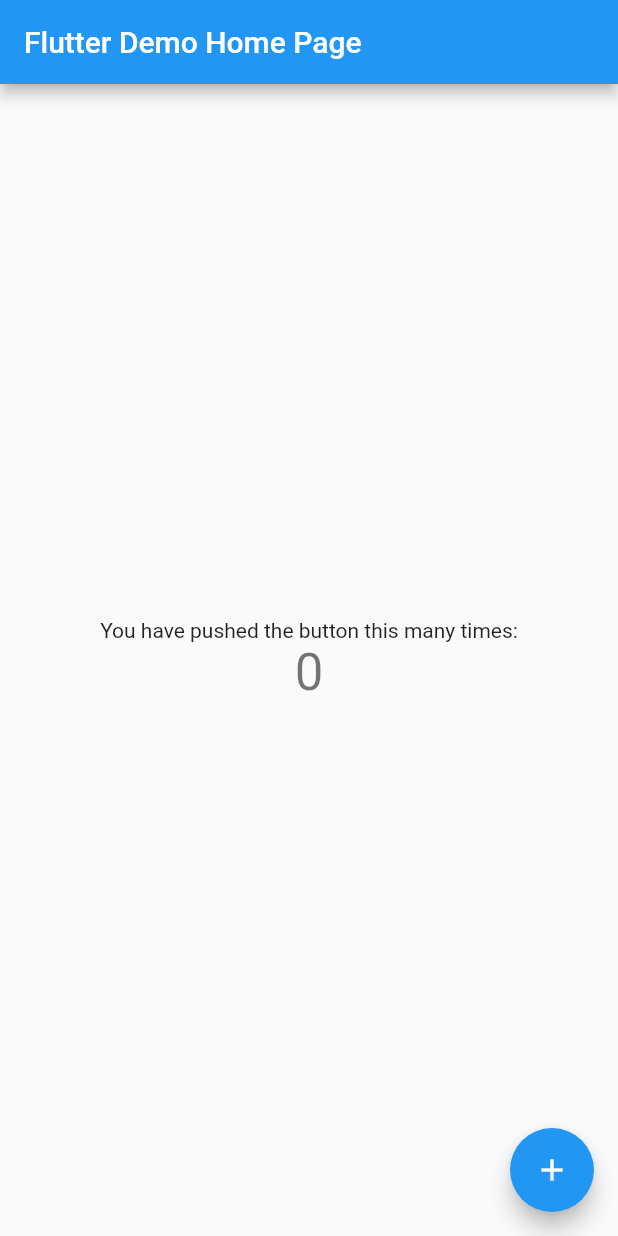
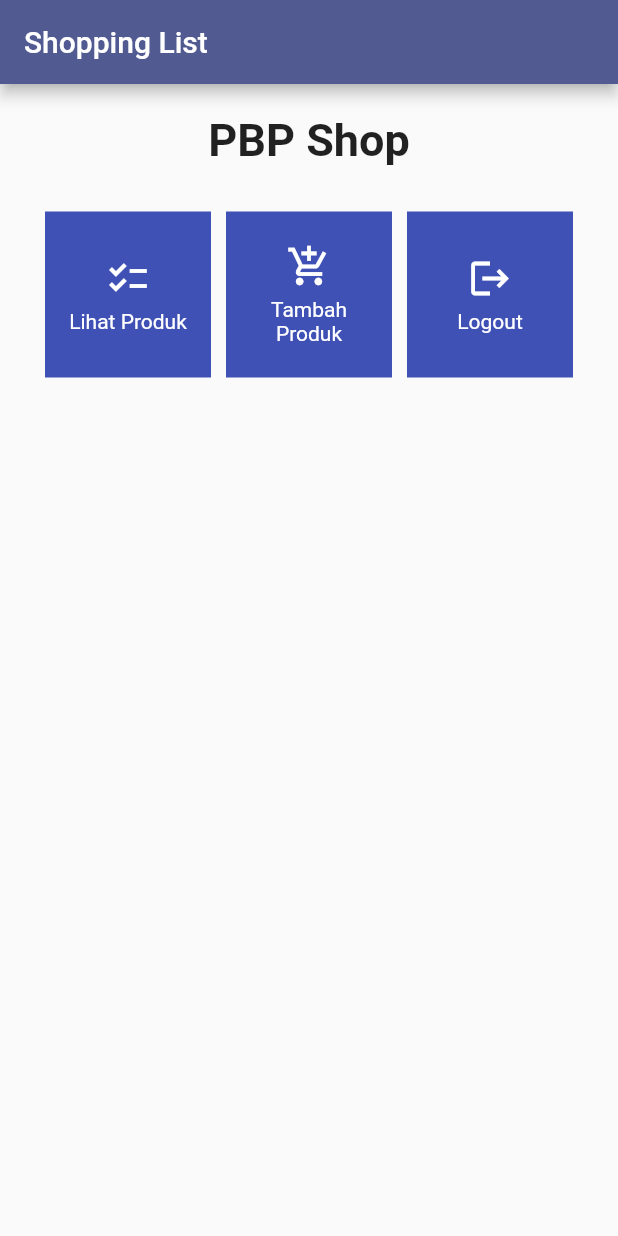
Before and after one commit to isaui/shopping-list-mobile, a Flutter app: the screen it shows after launch, on a phone screen of 412 x 824 dp. Run offline on Flutter 3.47's test engine with Material 2 defaults, Android fonts, the phone set to English and light mode, and no system bars.

Commit message:
tutorial 6 selesai

```diff
--- a/lib/main.dart
+++ b/lib/main.dart
@@ -1,11 +1,60 @@
 import 'package:flutter/material.dart';
-
+import 'package:shopping_list/menu.dart';
 void main() {
   runApp(const MyApp());
 }
+class ShopItem {
+    final String name;
+    final IconData icon;
+    ShopItem(this.name, this.icon);
+  }
+class ShopCard extends StatelessWidget {
+  final ShopItem item;
 
+  const ShopCard(this.item, {super.key}); // Constructor
+
+  @override
+  Widget build(BuildContext context) {
+    return Material(
+      color: Colors.indigo,
+      child: InkWell(
+        // Area responsive terhadap sentuhan
+        onTap: () {
+          // Memunculkan SnackBar ketika diklik
+          ScaffoldMessenger.of(context)
+            ..hideCurrentSnackBar()
+            ..showSnackBar(SnackBar(
+                content: Text("Kamu telah menekan tombol ${item.name}!")));
+        },
+        child: Container(
+          // Container untuk menyimpan Icon dan Text
+          padding: const EdgeInsets.all(8),
+          child: Center(
+            child: Column(
+              mainAxisAlignment: MainAxisAlignment.center,
+              children: [
+                Icon(
+                  item.icon,
+                  color: Colors.white,
+                  size: 30.0,
+                ),
+                const Padding(padding: EdgeInsets.all(3)),
+                Text(
+                  item.name,
+                  textAlign: TextAlign.center,
+                  style: const TextStyle(color: Colors.white),
+                ),
+              ],
+            ),
+          ),
+        ),
+      ),
+    );
+  }
+}
 class MyApp extends StatelessWidget {
   const MyApp({super.key});
+
 
   // This widget is the root of your application.
   @override
@@ -23,15 +72,21 @@ class MyApp extends StatelessWidget {
         // Notice that the counter didn't reset back to zero; the application
         // is not restarted.
         primarySwatch: Colors.blue,
+        colorScheme: ColorScheme.fromSeed(seedColor: Colors.indigo),
       ),
-      home: const MyHomePage(title: 'Flutter Demo Home Page'),
+
+      home:  MyHomePage(),
     );
   }
 }
 
-class MyHomePage extends StatefulWidget {
-  const MyHomePage({super.key, required this.title});
-
+class MyHomePage extends StatelessWidget {
+  MyHomePage({Key? key}) : super(key: key);
+  final List<ShopItem> items = [
+    ShopItem("Lihat Produk", Icons.checklist),
+    ShopItem("Tambah Produk", Icons.add_shopping_cart),
+    ShopItem("Logout", Icons.logout),
+  ];
   // This widget is the home page of your application. It is stateful, meaning
   // that it has a State object (defined below) that contains fields that affect
   // how it looks.
@@ -40,76 +95,51 @@ class MyHomePage extends StatefulWidget {
   // case the title) provided by the parent (in this case the App widget) and
   // used by the build method of the State. Fields in a Widget subclass are
   // always marked "final".
-
-  final String title;
-
-  @override
-  State<MyHomePage> createState() => _MyHomePageState();
-}
-
-class _MyHomePageState extends State<MyHomePage> {
-  int _counter = 0;
-
-  void _incrementCounter() {
-    setState(() {
-      // This call to setState tells the Flutter framework that something has
-      // changed in this State, which causes it to rerun the build method below
-      // so that the display can reflect the updated values. If we changed
-      // _counter without calling setState(), then the build method would not be
-      // called again, and so nothing would appear to happen.
-      _counter++;
-    });
-  }
-
   @override
   Widget build(BuildContext context) {
-    // This method is rerun every time setState is called, for instance as done
-    // by the _incrementCounter method above.
-    //
-    // The Flutter framework has been optimized to make rerunning build methods
-    // fast, so that you can just rebuild anything that needs updating rather
-    // than having to individually change instances of widgets.
+    // TODO: implement build
     return Scaffold(
       appBar: AppBar(
-        // Here we take the value from the MyHomePage object that was created by
-        // the App.build method, and use it to set our appbar title.
-        title: Text(widget.title),
+        title: const Text(
+          'Shopping List',
         ),
-      body: Center(
-        // Center is a layout widget. It takes a single child and positions it
-        // in the middle of the parent.
+      ),
+      body: SingleChildScrollView(
+        // Widget wrapper yang dapat discroll
+        child: Padding(
+          padding: const EdgeInsets.all(10.0), // Set padding dari halaman
           child: Column(
-          // Column is also a layout widget. It takes a list of children and
-          // arranges them vertically. By default, it sizes itself to fit its
-          // children horizontally, and tries to be as tall as its parent.
-          //
-          // Invoke "debug painting" (press "p" in the console, choose the
-          // "Toggle Debug Paint" action from the Flutter Inspector in Android
-          // Studio, or the "Toggle Debug Paint" command in Visual Studio Code)
-          // to see the wireframe for each widget.
-          //
-          // Column has various properties to control how it sizes itself and
-          // how it positions its children. Here we use mainAxisAlignment to
-          // center the children vertically; the main axis here is the vertical
-          // axis because Columns are vertical (the cross axis would be
-          // horizontal).
-          mainAxisAlignment: MainAxisAlignment.center,
+            // Widget untuk menampilkan children secara vertikal
             children: <Widget>[
-            const Text(
-              'You have pushed the button this many times:',
+              const Padding(
+                padding: EdgeInsets.only(top: 10.0, bottom: 10.0),
+                // Widget Text untuk menampilkan tulisan dengan alignment center dan style yang sesuai
+                child: Text(
+                  'PBP Shop', // Text yang menandakan toko
+                  textAlign: TextAlign.center,
+                  style: TextStyle(
+                    fontSize: 30,
+                    fontWeight: FontWeight.bold,
                   ),
-            Text(
-              '$_counter',
-              style: Theme.of(context).textTheme.headlineMedium,
+                ),
+              ),
+              // Grid layout
+              GridView.count(
+                // Container pada card kita.
+                primary: true,
+                padding: const EdgeInsets.all(20),
+                crossAxisSpacing: 10,
+                mainAxisSpacing: 10,
+                crossAxisCount: 3,
+                shrinkWrap: true,
+                children:items.map((ShopItem item) {
+                  return ShopCard(item);
+                }).toList(),
               ),
             ],
           ),
         ),
-      floatingActionButton: FloatingActionButton(
-        onPressed: _incrementCounter,
-        tooltip: 'Increment',
-        child: const Icon(Icons.add),
-      ), // This trailing comma makes auto-formatting nicer for build methods.
+      ),
     );
   }
 }
--- /dev/null
+++ b/lib/menu.dart
@@ -0,0 +1,86 @@
+import 'package:flutter/material.dart';
+
+class MyHomePage extends StatefulWidget {
+  const MyHomePage({super.key, required this.title});
+
+  // This widget is the home page of your application. It is stateful, meaning
+  // that it has a State object (defined below) that contains fields that affect
+  // how it looks.
+
+  // This class is the configuration for the state. It holds the values (in this
+  // case the title) provided by the parent (in this case the App widget) and
+  // used by the build method of the State. Fields in a Widget subclass are
+  // always marked "final".
+
+  final String title;
+
+  @override
+  State<MyHomePage> createState() => _MyHomePageState();
+}
+
+class _MyHomePageState extends State<MyHomePage> {
+  int _counter = 0;
+
+  void _incrementCounter() {
+    setState(() {
+      // This call to setState tells the Flutter framework that something has
+      // changed in this State, which causes it to rerun the build method below
+      // so that the display can reflect the updated values. If we changed
+      // _counter without calling setState(), then the build method would not be
+      // called again, and so nothing would appear to happen.
+      _counter++;
+    });
+  }
+
+  @override
+  Widget build(BuildContext context) {
+    // This method is rerun every time setState is called, for instance as done
+    // by the _incrementCounter method above.
+    //
+    // The Flutter framework has been optimized to make rerunning build methods
+    // fast, so that you can just rebuild anything that needs updating rather
+    // than having to individually change instances of widgets.
+    return Scaffold(
+      appBar: AppBar(
+        // Here we take the value from the MyHomePage object that was created by
+        // the App.build method, and use it to set our appbar title.
+        title: Text(widget.title),
+      ),
+      body: Center(
+        // Center is a layout widget. It takes a single child and positions it
+        // in the middle of the parent.
+        child: Column(
+          // Column is also a layout widget. It takes a list of children and
+          // arranges them vertically. By default, it sizes itself to fit its
+          // children horizontally, and tries to be as tall as its parent.
+          //
+          // Invoke "debug painting" (press "p" in the console, choose the
+          // "Toggle Debug Paint" action from the Flutter Inspector in Android
+          // Studio, or the "Toggle Debug Paint" command in Visual Studio Code)
+          // to see the wireframe for each widget.
+          //
+          // Column has various properties to control how it sizes itself and
+          // how it positions its children. Here we use mainAxisAlignment to
+          // center the children vertically; the main axis here is the vertical
+          // axis because Columns are vertical (the cross axis would be
+          // horizontal).
+          mainAxisAlignment: MainAxisAlignment.center,
+          children: <Widget>[
+            const Text(
+              'You have pushed the button this many times:',
+            ),
+            Text(
+              '$_counter',
+              style: Theme.of(context).textTheme.headlineMedium,
+            ),
+          ],
+        ),
+      ),
+      floatingActionButton: FloatingActionButton(
+        onPressed: _incrementCounter,
+        tooltip: 'Increment',
+        child: const Icon(Icons.add),
+      ), // This trailing comma makes auto-formatting nicer for build methods.
+    );
+  }
+}
```
Lines whose indentation alone changed are shown as unchanged.
